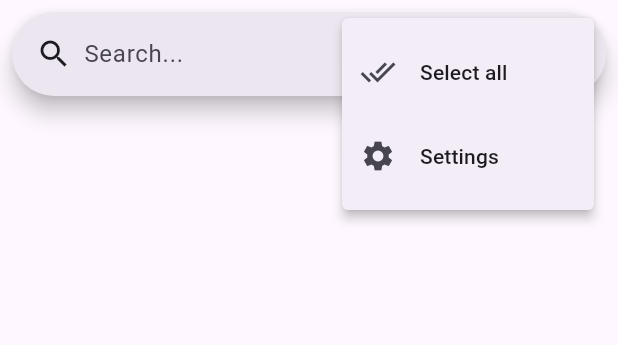
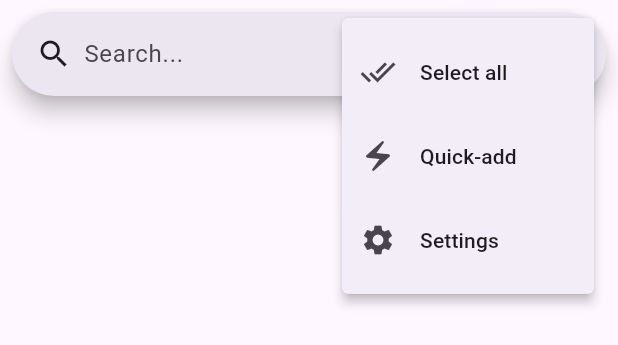
Before and after one commit to brandonp2412/FitBook, a Flutter app: the AppSearch widget shown alone on an empty page, opened directly with empty values, after a tap on the "more vert" icon, on a phone screen of 412 x 824 dp. Shown: the top 345 px of the screen. Run offline on Flutter 3.47's test engine with Material 3 defaults, Android fonts, the phone set to English and light mode, and no system bars; drawn by our look-alikes of dynamic_color; our stand-ins replace drift, fl_chart, rxdart, shared_preferences, sqlite3_flutter_libs; missing offline and left inert: sqlite3; accounts and stored records are empty; generated files the repository leaves out were written again; Roboto replaces fonts that are missing (Manrope); statements that could not run were skipped.

Commit message:
Add calorie quick-adding

```diff
--- a/lib/app_search.dart
+++ b/lib/app_search.dart
@@ -1,3 +1,4 @@
+import 'package:fit_book/quick_add_page.dart';
 import 'package:fit_book/settings_page.dart';
 import 'package:flutter/material.dart';
 
@@ -100,7 +101,22 @@ class _AppSearchState extends State<AppSearch> {
                   },
                 ),
               ),
-              if (widget.selected.isEmpty)
+              if (widget.selected.isEmpty) ...[
+                PopupMenuItem(
+                  child: ListTile(
+                    leading: const Icon(Icons.electric_bolt),
+                    title: const Text('Quick-add'),
+                    onTap: () async {
+                      Navigator.pop(context);
+                      Navigator.push(
+                        context,
+                        MaterialPageRoute(
+                          builder: (context) => const QuickAddPage(),
+                        ),
+                      );
+                    },
+                  ),
+                ),
                 PopupMenuItem(
                   child: ListTile(
                     leading: const Icon(Icons.settings),
@@ -116,7 +132,8 @@ class _AppSearchState extends State<AppSearch> {
                     },
                   ),
                 ),
-              if (widget.selected.isNotEmpty)
+              ],
+              if (widget.selected.isNotEmpty) ...[
                 PopupMenuItem(
                   child: ListTile(
                     leading: const Icon(Icons.edit),
@@ -127,7 +144,6 @@ class _AppSearchState extends State<AppSearch> {
                     },
                   ),
                 ),
-              if (widget.selected.isNotEmpty)
                 PopupMenuItem(
                   child: ListTile(
                     leading: const Icon(Icons.clear),
@@ -138,6 +154,7 @@ class _AppSearchState extends State<AppSearch> {
                     },
                   ),
                 ),
+              ],
             ],
           ),
         ],
--- a/lib/database.dart
+++ b/lib/database.dart
@@ -20,7 +20,7 @@ class AppDatabase extends _$AppDatabase {
   AppDatabase() : super(_openConnection());
 
   @override
-  int get schemaVersion => 5;
+  int get schemaVersion => 6;
 
   @override
   MigrationStrategy get migration {
@@ -46,6 +46,10 @@ class AppDatabase extends _$AppDatabase {
               'Foods',
               "CREATE INDEX foods_name ON foods(name);",
             ),
+          );
+        if (from < 6)
+          await db.foods.insertOne(
+            FoodsCompanion.insert(name: "Calories", calories: const Value(100)),
           );
       },
     );
```
Also changed, not shown: lib/quick_add_page.dart (added, +81 -0 lines).
